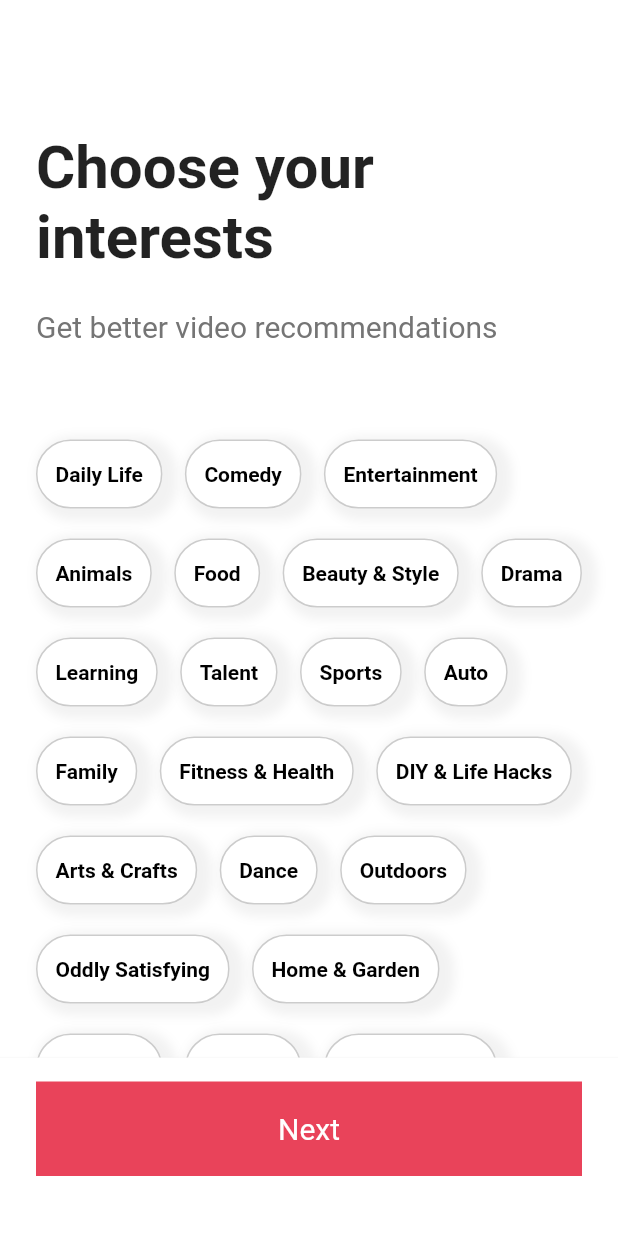
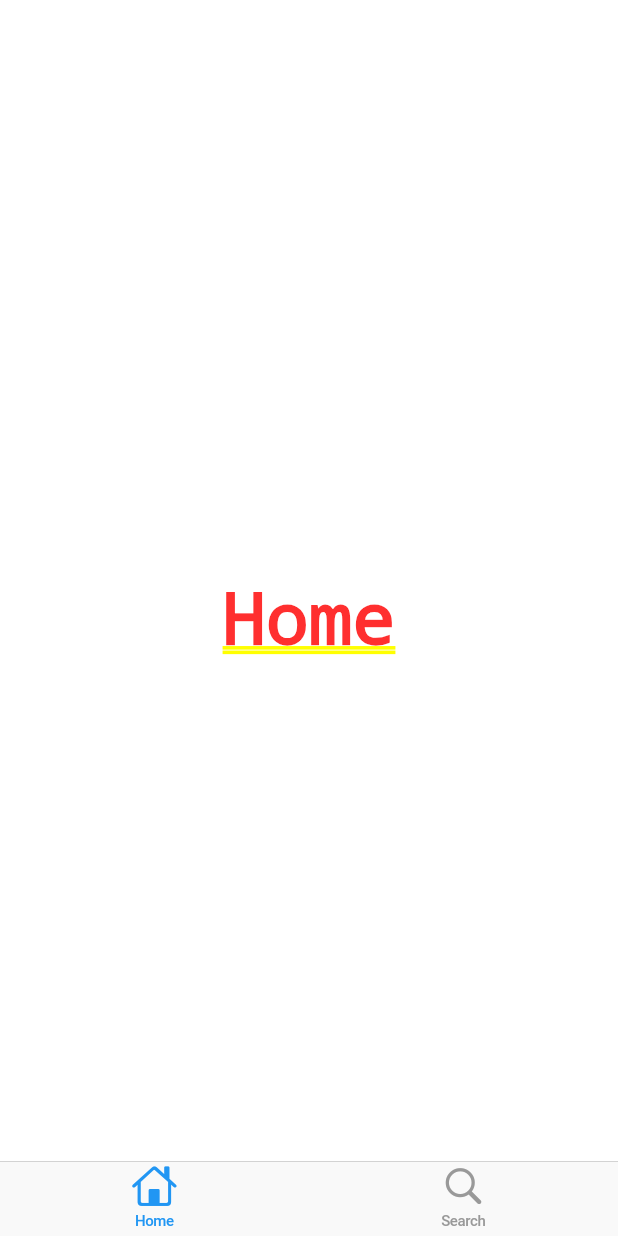
Before and after one commit to GalaxyTour/TikTok_CloneCoding, a Flutter app: the screen it shows after launch, on a phone screen of 412 x 824 dp. Run offline on Flutter 3.47's test engine with Material 2 defaults, Android fonts, the phone set to English and light mode, and no system bars; our stand-ins replace font_awesome_flutter.

Commit message:
Completed by #6.4

```diff
--- a/tiktok_clone/lib/features/authentication/login_form_screen.dart
+++ b/tiktok_clone/lib/features/authentication/login_form_screen.dart
@@ -19,10 +19,11 @@ class _LoginFormScreenState extends State<LoginFormScreen> {
     if (_formKey.currentState != null) {
       if (_formKey.currentState!.validate()) {
         _formKey.currentState!.save();
-        Navigator.of(context).push(
+        Navigator.of(context).pushAndRemoveUntil(
           MaterialPageRoute(
             builder: (context) => const InterestsScreen(),
           ),
+          (route) => false,
         );
       }
     }
--- /dev/null
+++ b/tiktok_clone/lib/features/main_navigation/main_navigation_screen.dart
@@ -0,0 +1,53 @@
+import 'package:flutter/cupertino.dart';
+
+class MainNavigation extends StatefulWidget {
+  const MainNavigation({super.key});
+
+  @override
+  State<MainNavigation> createState() => _MainNavigationState();
+}
+
+class _MainNavigationState extends State<MainNavigation> {
+  int _selectIndex = 0;
+
+  final screens = [
+    const Center(
+      child: Text("Home"),
+    ),
+    const Center(
+      child: Text("Search"),
+    ),
+    const Center(
+      child: Text("Home"),
+    ),
+    const Center(
+      child: Text("Search"),
+    ),
+    const Center(
+      child: Text("Search"),
+    ),
+  ];
+
+  void _onTap(int index) {
+    setState(() {
+      _selectIndex = index;
+    });
+  }
+
+  @override
+  Widget build(BuildContext context) {
+    return CupertinoTabScaffold(
+      tabBar: CupertinoTabBar(items: const [
+        BottomNavigationBarItem(
+          icon: Icon(CupertinoIcons.home),
+          label: "Home",
+        ),
+        BottomNavigationBarItem(
+          icon: Icon(CupertinoIcons.search),
+          label: "Search",
+        ),
+      ]),
+      tabBuilder: (context, index) => screens[index],
+    );
+  }
+}
--- a/tiktok_clone/lib/features/onboarding/interests_screen.dart
+++ b/tiktok_clone/lib/features/onboarding/interests_screen.dart
@@ -79,11 +79,11 @@ class _InterestsScreenState extends State<InterestsScreen> {
   }
 
   void onNextTap() {
-    Navigator.push(
-      context,
+    Navigator.of(context).pushAndRemoveUntil(
       MaterialPageRoute(
         builder: (context) => const TutorialScreen(),
       ),
+      (route) => false,
     );
   }
 
--- a/tiktok_clone/lib/main.dart
+++ b/tiktok_clone/lib/main.dart
@@ -1,6 +1,6 @@
 import 'package:flutter/material.dart';
 import 'package:tiktok_clone/constants/sizes.dart';
-import 'package:tiktok_clone/features/onboarding/interests_screen.dart';
+import 'package:tiktok_clone/features/main_navigation/main_navigation_screen.dart';
 
 void main() {
   runApp(const TikTokApp());
@@ -29,7 +29,7 @@ class TikTokApp extends StatelessWidget {
         ),
       ),
       //home: const SignUpScreen(),
-      home: const InterestsScreen(),
+      home: MainNavigation(),
     );
   }
 }
```
Also changed, not shown: tiktok_clone/lib/features/onboarding/tutorial_screen.dart (+11 -1 lines), tiktok_clone/lib/screens/sign_up/sign_up_screen.dart (deleted, +0 -68 lines).
